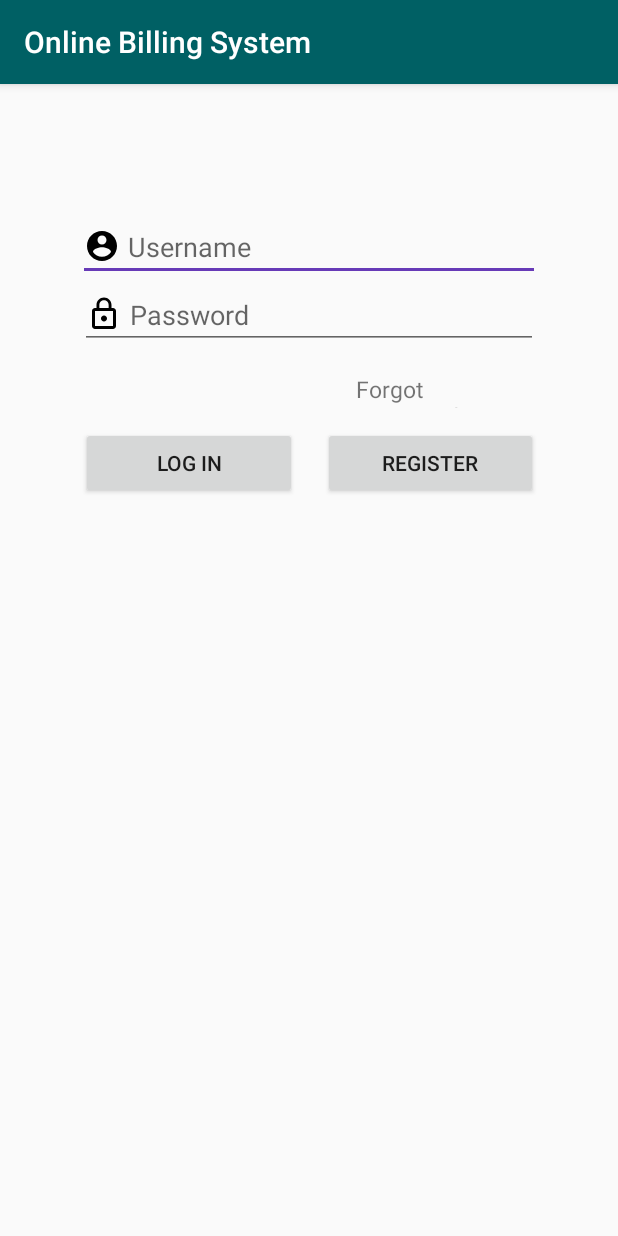
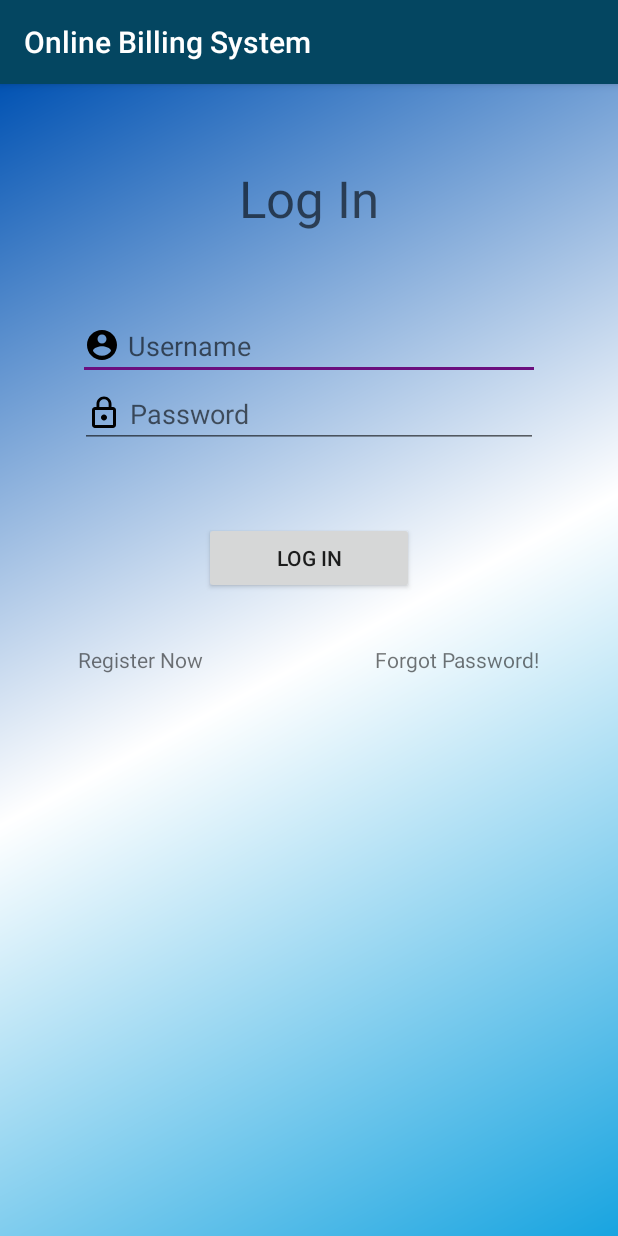
Before and after one commit to akshaykalola28/Online-Electricity-Billing-System, an Android app: the screen it shows after launch (MainActivity), on a phone screen of 412 x 824 dp. Run offline under Robolectric (Android 15) with nearby library versions, the phone set to English and light mode, and no system bars; our stand-ins replace Firebase (no records; nobody signed in at launch, a user with empty details on screens opened directly).

Commit message:
some design

```diff
--- /dev/null
+++ b/app/src/main/res/drawable/background_gradient.xml
@@ -0,0 +1,10 @@
+<?xml version="1.0" encoding="utf-8"?>
+<shape xmlns:android="http://schemas.android.com/apk/res/android"
+    android:shape="rectangle">
+    <gradient
+        android:angle="135"
+        android:centerColor="#FFFFFF"
+        android:endColor="#0253B3"
+        android:startColor="#18a4E0"
+        android:type="linear" />
+</shape>
--- /dev/null
+++ b/app/src/main/res/drawable/button_background.xml
@@ -0,0 +1,15 @@
+<?xml version="1.0" encoding="utf-8"?>
+<shape xmlns:android="http://schemas.android.com/apk/res/android"
+    android:thickness="60dp">
+    <corners android:radius="10dp" />
+    <stroke
+        android:width="1dp"
+        android:color="#000" />
+
+    <gradient
+        android:angle="135"
+        android:centerColor="#FFFFFF"
+        android:endColor="#42FFFF"
+        android:startColor="#F9CCFF"
+        android:type="linear" />
+</shape>
--- a/app/src/main/res/layout/activity_main.xml
+++ b/app/src/main/res/layout/activity_main.xml
@@ -6,18 +6,34 @@
     android:layout_width="match_parent"
     android:layout_height="match_parent"
     tools:context=".MainActivity"
-    tools:layout_editor_absoluteY="81dp">
+    tools:layout_editor_absoluteY="81dp"
+    android:background="@drawable/background_gradient">
 
     <android.support.constraint.ConstraintLayout
         android:layout_width="match_parent"
         android:layout_height="match_parent">
+
+        <TextView
+            android:id="@+id/header"
+            android:layout_width="wrap_content"
+            android:layout_height="wrap_content"
+            android:layout_marginStart="8dp"
+            android:layout_marginTop="8dp"
+            android:layout_marginEnd="8dp"
+            android:layout_marginBottom="8dp"
+            android:text="Log In"
+            android:textAppearance="@style/TextAppearance.AppCompat.Display1"
+            app:layout_constraintBottom_toTopOf="@+id/login_username"
+            app:layout_constraintEnd_toEndOf="parent"
+            app:layout_constraintStart_toStartOf="parent"
+            app:layout_constraintTop_toTopOf="parent" />
 
         <EditText
             android:id="@+id/login_username"
             android:layout_width="0dp"
             android:layout_height="wrap_content"
             android:layout_marginStart="52dp"
-            android:layout_marginTop="86dp"
+            android:layout_marginTop="152dp"
             android:layout_marginEnd="52dp"
             android:drawableStart="@drawable/ic_username"
             android:drawablePadding="5dp"
@@ -25,8 +41,9 @@
             android:hint="Username"
             android:inputType="textEmailAddress"
             app:layout_constraintEnd_toEndOf="parent"
+            app:layout_constraintHorizontal_bias="1.0"
             app:layout_constraintStart_toStartOf="parent"
-            app:layout_constraintTop_toTopOf="parent" />
+            app:layout_constraintTop_toTopOf="parent"/>
 
         <EditText
             android:id="@+id/login_password"
@@ -40,49 +57,61 @@
             android:hint="Password"
             android:inputType="textPassword"
             app:layout_constraintEnd_toEndOf="parent"
+            app:layout_constraintHorizontal_bias="0.0"
             app:layout_constraintStart_toStartOf="parent"
             app:layout_constraintTop_toBottomOf="@+id/login_username"
             tools:ignore="MissingConstraints" />
 
         <Button
             android:id="@+id/log_in"
-            android:layout_width="0dp"
+            android:layout_width="140dp"
             android:layout_height="wrap_content"
-            android:layout_marginStart="54dp"
-            android:layout_marginTop="52dp"
-            android:layout_marginEnd="17dp"
+            android:layout_marginStart="8dp"
+            android:layout_marginTop="8dp"
+            android:layout_marginEnd="8dp"
+            android:layout_marginBottom="8dp"
             android:text="Log In"
-            app:layout_constraintEnd_toStartOf="@+id/register"
+            app:layout_constraintBottom_toBottomOf="parent"
+            app:layout_constraintEnd_toEndOf="parent"
             app:layout_constraintStart_toStartOf="parent"
             app:layout_constraintTop_toBottomOf="@+id/login_password"
+            app:layout_constraintVertical_bias="0.09"
             tools:ignore="MissingConstraints" />
 
-        <Button
-            android:id="@+id/register"
-            android:layout_width="0dp"
+        <TextView
+            android:id="@+id/textView4"
+            android:layout_width="wrap_content"
             android:layout_height="wrap_content"
-            android:layout_marginEnd="53dp"
+            android:layout_marginStart="52dp"
+            android:layout_marginTop="8dp"
+            android:layout_marginBottom="8dp"
             android:onClick="openRegister"
-            android:text="Register"
-            app:layout_constraintBaseline_toBaselineOf="@+id/log_in"
-            app:layout_constraintEnd_toEndOf="parent"
-            app:layout_constraintStart_toEndOf="@+id/log_in"
+            android:text="Register Now"
+            android:textAppearance="@style/Base.TextAppearance.AppCompat.Small"
+            app:layout_constraintBottom_toBottomOf="parent"
+            app:layout_constraintStart_toStartOf="parent"
+            app:layout_constraintTop_toBottomOf="@+id/log_in"
+            app:layout_constraintVertical_bias="0.066"
             tools:ignore="MissingConstraints" />
 
         <TextView
             android:id="@+id/forgot_password"
-            android:layout_width="118dp"
-            android:layout_height="23dp"
+            android:layout_width="wrap_content"
+            android:layout_height="wrap_content"
             android:layout_marginStart="8dp"
-            android:layout_marginTop="16dp"
-            android:layout_marginEnd="8dp"
+            android:layout_marginTop="8dp"
+            android:layout_marginEnd="52dp"
+            android:layout_marginBottom="8dp"
             android:text="Forgot Password!"
-            android:textSize="15sp"
+            android:textAppearance="@style/Base.TextAppearance.AppCompat.Small"
+            app:layout_constraintBottom_toBottomOf="parent"
             app:layout_constraintEnd_toEndOf="parent"
-            app:layout_constraintHorizontal_bias="0.824"
-            app:layout_constraintStart_toStartOf="parent"
-            app:layout_constraintTop_toBottomOf="@+id/login_password"
+            app:layout_constraintHorizontal_bias="1.0"
+            app:layout_constraintStart_toEndOf="@+id/textView4"
+            app:layout_constraintTop_toBottomOf="@+id/log_in"
+            app:layout_constraintVertical_bias="0.066"
             tools:ignore="MissingConstraints" />
+
 
     </android.support.constraint.ConstraintLayout>
 </FrameLayout>
--- a/app/src/main/res/layout/content_home.xml
+++ b/app/src/main/res/layout/content_home.xml
@@ -11,6 +11,7 @@
     <FrameLayout
         android:id="@+id/fragment_container"
         android:layout_width="match_parent"
-        android:layout_height="match_parent"/>
+        android:layout_height="match_parent"
+        android:background="@drawable/background_gradient"/>
 
 </android.support.constraint.ConstraintLayout>
--- a/app/src/main/res/values/colors.xml
+++ b/app/src/main/res/values/colors.xml
@@ -1,6 +1,6 @@
 <?xml version="1.0" encoding="utf-8"?>
 <resources>
-    <color name="colorPrimary">#006064</color>
-    <color name="colorPrimaryDark">#00363a</color>
-    <color name="colorAccent">#673AB7</color>
+    <color name="colorPrimary">#044661</color>
+    <color name="colorPrimaryDark">#003549</color>
+    <color name="colorAccent">#6B0F7E</color>
 </resources>
```
